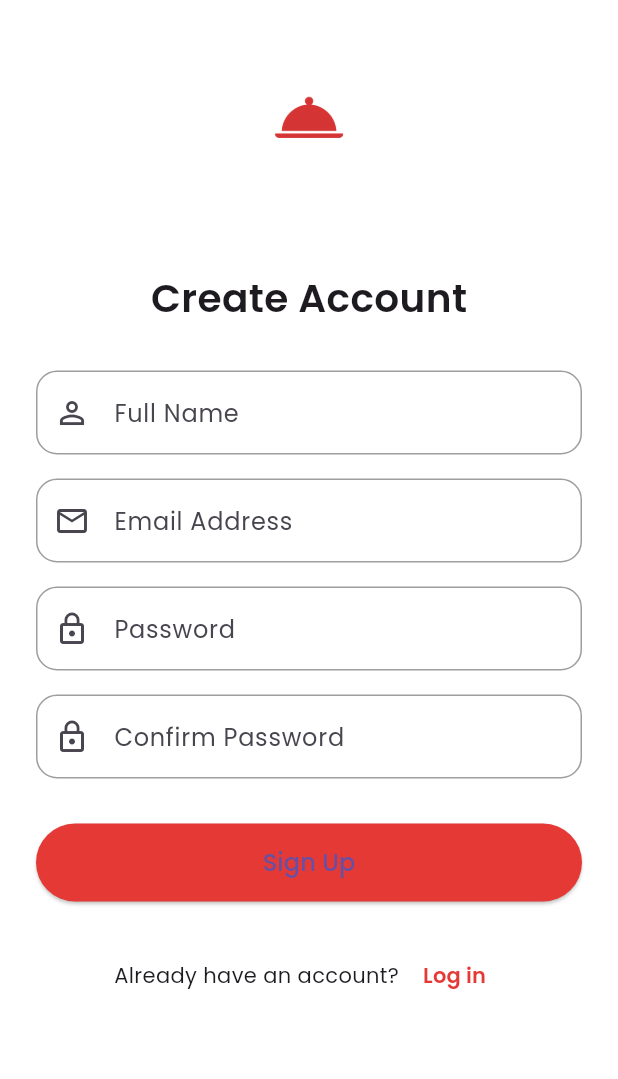
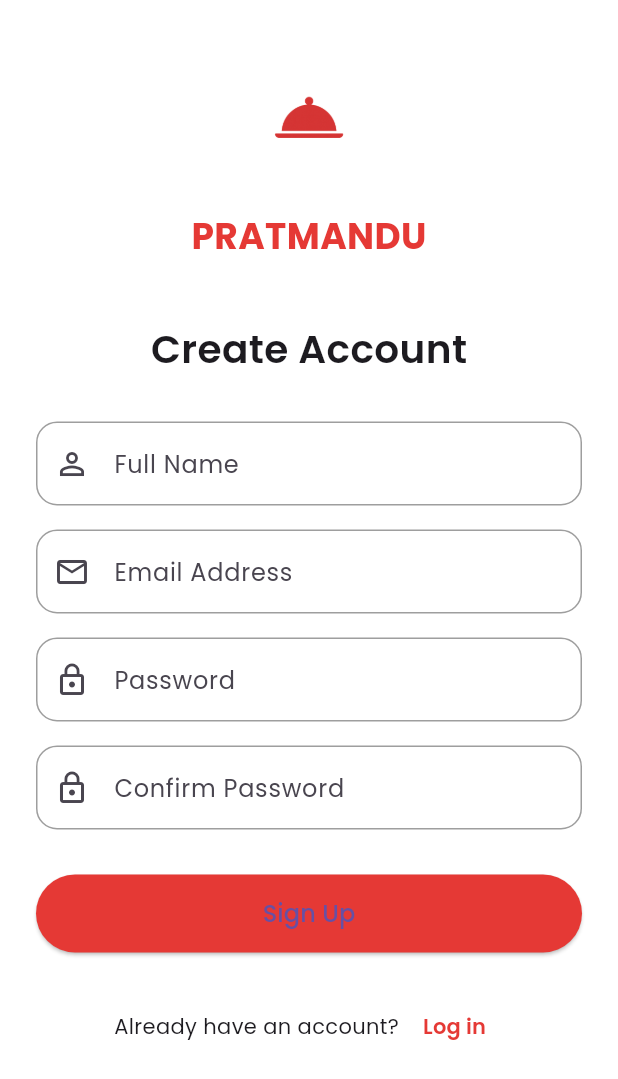
Before and after one commit to pratikgt/flutter, a Flutter app: the SignupScreen screen opened directly, on a phone screen of 412 x 824 dp. Shown: the top 1079 px of the screen. Run offline on Flutter 3.47's test engine with Material 3 defaults, Android fonts, the phone set to English and light mode, and no system bars; our stand-ins replace google_fonts.

```diff
--- a/pratmandu/lib/screens/signup_screen.dart
+++ b/pratmandu/lib/screens/signup_screen.dart
@@ -22,6 +22,15 @@ class SignupScreen extends StatelessWidget {
               const SizedBox(height: 20),
 
               /// APP NAME
+              const Text(
+                'PRATMANDU',
+                style: TextStyle(
+                  fontSize: 24,
+                  fontWeight: FontWeight.bold,
+                  color: Color(0xFFE53935),
+                ),
+              ),
+
               const SizedBox(height: 40),
 
               /// TITLE
```
